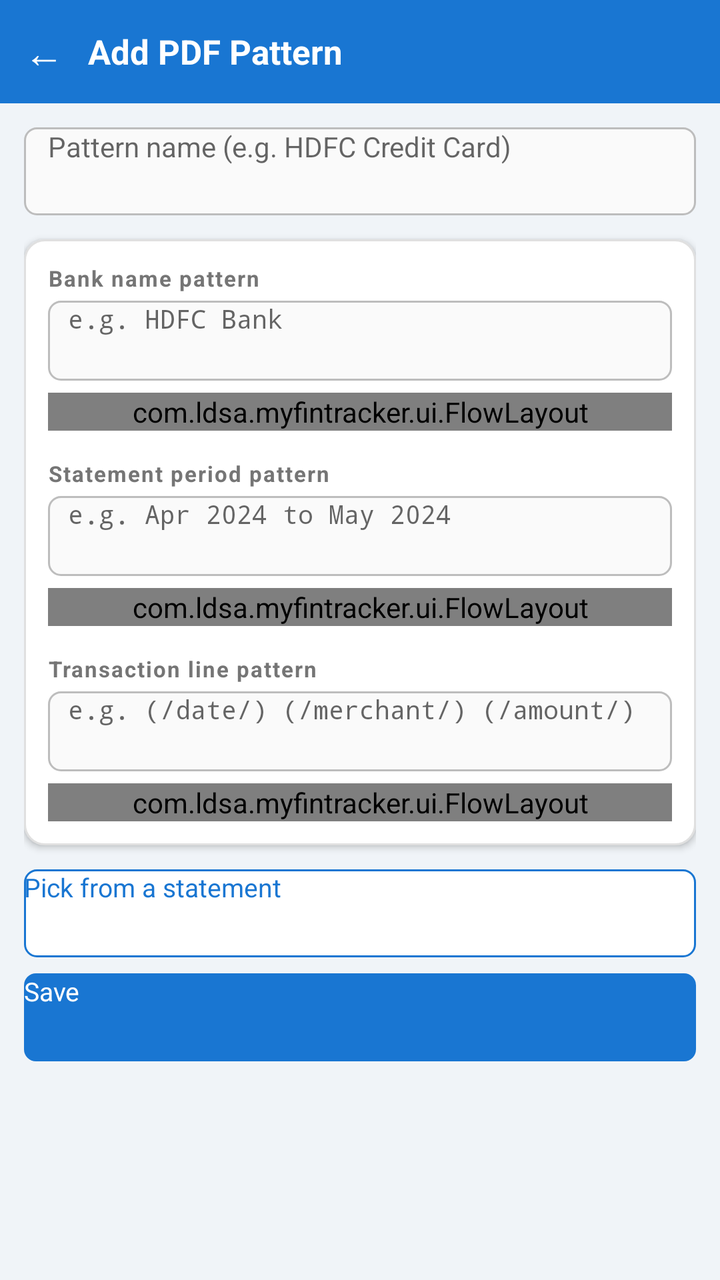
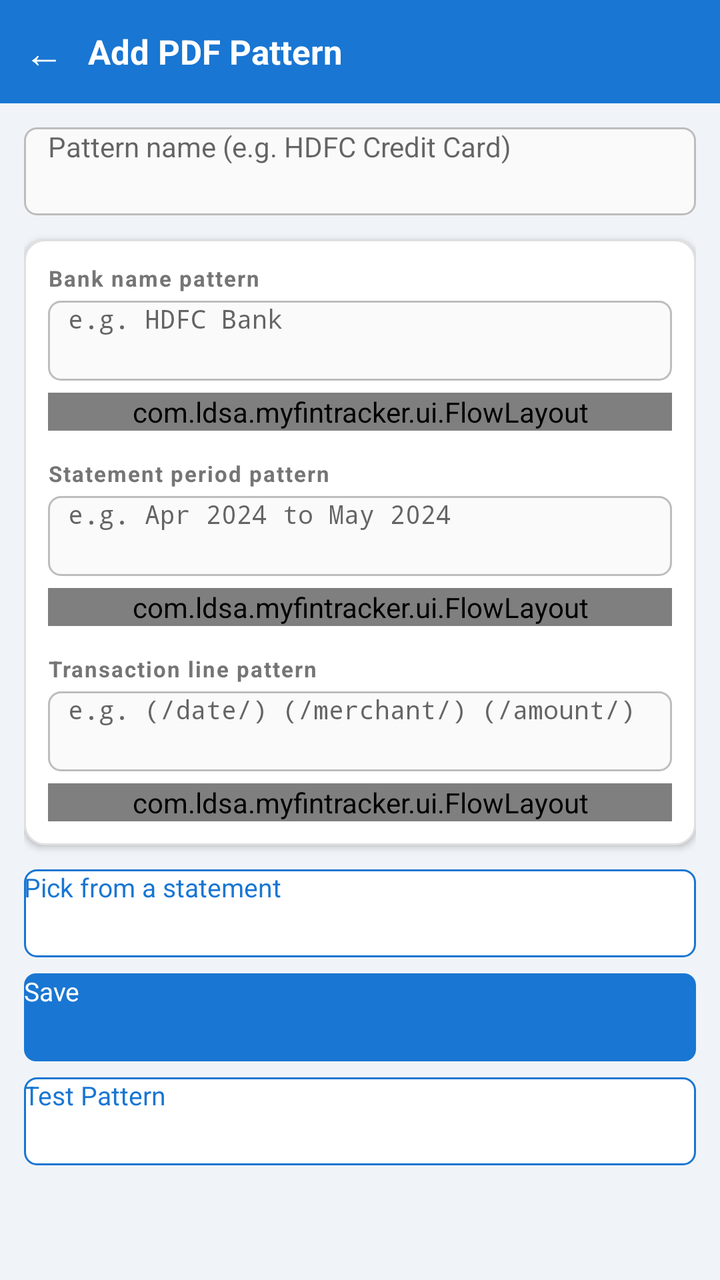

Before-and-after screenshots of an Android layout around one commit, followed by the original layout XML and the change that was made.
<!-- AndroidManifest.xml: activity theme android:Theme.Material.Light.NoActionBar -->
<!-- res/layout/activity_add_pdf_pattern.xml -->
<?xml version="1.0" encoding="utf-8"?>
<LinearLayout xmlns:android="http://schemas.android.com/apk/res/android"
    android:layout_width="match_parent"
    android:layout_height="match_parent"
    android:orientation="vertical"
    android:background="#F0F4F8">

    
    <LinearLayout
        android:layout_width="match_parent"
        android:layout_height="wrap_content"
        android:orientation="horizontal"
        android:background="#1976D2"
        android:gravity="center_vertical"
        android:paddingLeft="8dp"
        android:paddingRight="8dp"
        android:paddingTop="12dp"
        android:paddingBottom="12dp">

        <TextView
            android:id="@+id/btnBack"
            android:layout_width="wrap_content"
            android:layout_height="wrap_content"
            android:text="←"
            android:textColor="#FFFFFF"
            android:textSize="20sp"
            android:paddingLeft="4dp"
            android:paddingRight="12dp" />

        <TextView
            android:layout_width="0dp"
            android:layout_height="wrap_content"
            android:layout_weight="1"
            android:text="@string/title_add_pdf_pattern"
            android:textColor="#FFFFFF"
            android:textSize="17sp"
            android:textStyle="bold" />

    </LinearLayout>

    <ScrollView
        android:layout_width="match_parent"
        android:layout_height="match_parent">

        <LinearLayout
            android:layout_width="match_parent"
            android:layout_height="wrap_content"
            android:orientation="vertical"
            android:paddingLeft="12dp"
            android:paddingRight="12dp"
            android:paddingTop="12dp"
            android:paddingBottom="32dp">

            
            <EditText
                android:id="@+id/etPatternName"
                android:layout_width="match_parent"
                android:layout_height="44dp"
                android:hint="@string/hint_pattern_name"
                android:textSize="14sp"
                android:textColor="#212121"
                android:background="@drawable/bg_edittext_outlined"
                android:paddingLeft="12dp"
                android:paddingRight="12dp"
                android:inputType="textCapWords"
                android:layout_marginBottom="12dp" />

            
            <LinearLayout
                android:layout_width="match_parent"
                android:layout_height="wrap_content"
                android:orientation="vertical"
                android:background="@drawable/bg_card"
                android:elevation="2dp"
                android:padding="12dp"
                android:layout_marginBottom="12dp">

                
                <TextView
                    android:layout_width="match_parent"
                    android:layout_height="wrap_content"
                    android:text="@string/label_bank_name_pat"
                    android:textColor="#757575"
                    android:textSize="11sp"
                    android:textStyle="bold"
                    android:letterSpacing="0.06"
                    android:layout_marginBottom="4dp" />

                <EditText
                    android:id="@+id/etBankPat"
                    android:layout_width="match_parent"
                    android:layout_height="40dp"
                    android:hint="@string/hint_bank_name_pat"
                    android:textSize="13sp"
                    android:textColor="#212121"
                    android:background="@drawable/bg_edittext_outlined"
                    android:paddingLeft="10dp"
                    android:paddingRight="10dp"
                    android:inputType="textNoSuggestions"
                    android:fontFamily="monospace"
                    android:layout_marginBottom="6dp" />

                <com.ldsa.myfintracker.ui.FlowLayout
                    android:layout_width="match_parent"
                    android:layout_height="wrap_content"
                    android:layout_marginBottom="14dp">

                    <Button android:id="@+id/btnTokNameBank"
                        android:layout_width="wrap_content" android:layout_height="26dp"
                        android:text="Name" android:textSize="11sp" android:textColor="#FFFFFF"
                        android:background="@drawable/bg_button_secondary"
                        android:backgroundTint="#0072B2"
                        android:paddingLeft="10dp" android:paddingRight="10dp" android:minWidth="0dp" />

                </com.ldsa.myfintracker.ui.FlowLayout>

                
                <TextView
                    android:layout_width="match_parent"
                    android:layout_height="wrap_content"
                    android:text="@string/label_period_pat"
                    android:textColor="#757575"
                    android:textSize="11sp"
                    android:textStyle="bold"
                    android:letterSpacing="0.06"
                    android:layout_marginBottom="4dp" />

                <EditText
                    android:id="@+id/etPeriodPat"
                    android:layout_width="match_parent"
                    android:layout_height="40dp"
                    android:hint="@string/hint_period_pat"
                    android:textSize="13sp"
                    android:textColor="#212121"
                    android:background="@drawable/bg_edittext_outlined"
                    android:paddingLeft="10dp"
                    android:paddingRight="10dp"
                    android:inputType="textNoSuggestions"
                    android:fontFamily="monospace"
                    android:layout_marginBottom="6dp" />

                <com.ldsa.myfintracker.ui.FlowLayout
                    android:layout_width="match_parent"
                    android:layout_height="wrap_content"
                    android:layout_marginBottom="14dp">

                    <Button android:id="@+id/btnTokMonthPeriod"
                        android:layout_width="wrap_content" android:layout_height="26dp"
                        android:text="Month" android:textSize="11sp" android:textColor="#FFFFFF"
                        android:background="@drawable/bg_button_secondary"
                        android:backgroundTint="#D55E00"
                        android:paddingLeft="10dp" android:paddingRight="10dp" android:minWidth="0dp" />

                    <Button android:id="@+id/btnTokYearPeriod"
                        android:layout_width="wrap_content" android:layout_height="26dp"
                        android:text="Year" android:textSize="11sp" android:textColor="#FFFFFF"
                        android:background="@drawable/bg_button_secondary"
                        android:backgroundTint="#D55E00"
                        android:paddingLeft="10dp" android:paddingRight="10dp" android:minWidth="0dp" />

                    <Button android:id="@+id/btnTokSkipPeriod"
                        android:layout_width="wrap_content" android:layout_height="26dp"
                        android:text="Skip" android:textSize="11sp" android:textColor="#757575"
                        android:background="@drawable/bg_button_secondary"
                        android:backgroundTint="#E0E0E0"
                        android:paddingLeft="10dp" android:paddingRight="10dp" android:minWidth="0dp" />

                </com.ldsa.myfintracker.ui.FlowLayout>

                
                <TextView
                    android:layout_width="match_parent"
                    android:layout_height="wrap_content"
                    android:text="@string/label_trans_pat"
                    android:textColor="#757575"
                    android:textSize="11sp"
                    android:textStyle="bold"
                    android:letterSpacing="0.06"
                    android:layout_marginBottom="4dp" />

                <EditText
                    android:id="@+id/etTransPat"
                    android:layout_width="match_parent"
                    android:layout_height="40dp"
                    android:hint="@string/hint_trans_pat"
                    android:textSize="13sp"
                    android:textColor="#212121"
                    android:background="@drawable/bg_edittext_outlined"
                    android:paddingLeft="10dp"
                    android:paddingRight="10dp"
                    android:inputType="textNoSuggestions"
                    android:fontFamily="monospace"
                    android:layout_marginBottom="6dp" />

                <com.ldsa.myfintracker.ui.FlowLayout
                    android:layout_width="match_parent"
                    android:layout_height="wrap_content">

                    <Button android:id="@+id/btnTokAmount"
                        android:layout_width="wrap_content" android:layout_height="26dp"
                        android:text="Amt" android:textSize="11sp" android:textColor="#FFFFFF"
                        android:background="@drawable/bg_button_secondary"
                        android:backgroundTint="#009E73"
                        android:paddingLeft="10dp" android:paddingRight="10dp" android:minWidth="0dp" />

                    <Button android:id="@+id/btnTokMerchant"
                        android:layout_width="wrap_content" android:layout_height="26dp"
                        android:text="Merchant" android:textSize="11sp" android:textColor="#FFFFFF"
                        android:background="@drawable/bg_button_secondary"
                        android:backgroundTint="#0072B2"
                        android:paddingLeft="10dp" android:paddingRight="10dp" android:minWidth="0dp" />

                    <Button android:id="@+id/btnTokCard"
                        android:layout_width="wrap_content" android:layout_height="26dp"
                        android:text="Card" android:textSize="11sp" android:textColor="#FFFFFF"
                        android:background="@drawable/bg_button_secondary"
                        android:backgroundTint="#0072B2"
                        android:paddingLeft="10dp" android:paddingRight="10dp" android:minWidth="0dp" />

                    <Button android:id="@+id/btnTokAcNo"
                        android:layout_width="wrap_content" android:layout_height="26dp"
                        android:text="Ac.No" android:textSize="11sp" android:textColor="#FFFFFF"
                        android:background="@drawable/bg_button_secondary"
                        android:backgroundTint="#0072B2"
                        android:paddingLeft="10dp" android:paddingRight="10dp" android:minWidth="0dp" />

                    <Button android:id="@+id/btnTokUpi"
                        android:layout_width="wrap_content" android:layout_height="26dp"
                        android:text="UPI" android:textSize="11sp" android:textColor="#FFFFFF"
                        android:background="@drawable/bg_button_secondary"
                        android:backgroundTint="#0072B2"
                        android:paddingLeft="10dp" android:paddingRight="10dp" android:minWidth="0dp" />

                    <Button android:id="@+id/btnTokDate"
                        android:layout_width="wrap_content" android:layout_height="26dp"
                        android:text="Date" android:textSize="11sp" android:textColor="#FFFFFF"
                        android:background="@drawable/bg_button_secondary"
                        android:backgroundTint="#D55E00"
                        android:paddingLeft="10dp" android:paddingRight="10dp" android:minWidth="0dp" />

                    <Button android:id="@+id/btnTokTime"
                        android:layout_width="wrap_content" android:layout_height="26dp"
                        android:text="Time" android:textSize="11sp" android:textColor="#FFFFFF"
                        android:background="@drawable/bg_button_secondary"
                        android:backgroundTint="#CC79A7"
                        android:paddingLeft="10dp" android:paddingRight="10dp" android:minWidth="0dp" />

                    <Button android:id="@+id/btnTokBalance"
                        android:layout_width="wrap_content" android:layout_height="26dp"
                        android:text="Bal" android:textSize="11sp" android:textColor="#FFFFFF"
                        android:background="@drawable/bg_button_secondary"
                        android:backgroundTint="#56B4E9"
                        android:paddingLeft="10dp" android:paddingRight="10dp" android:minWidth="0dp" />

                    <Button android:id="@+id/btnTokIgnore"
                        android:layout_width="wrap_content" android:layout_height="26dp"
                        android:text="Skip" android:textSize="11sp" android:textColor="#757575"
                        android:background="@drawable/bg_button_secondary"
                        android:backgroundTint="#E0E0E0"
                        android:paddingLeft="10dp" android:paddingRight="10dp" android:minWidth="0dp" />

                </com.ldsa.myfintracker.ui.FlowLayout>

            </LinearLayout>

            
            <Button
                android:id="@+id/btnPickFromStatement"
                android:layout_width="match_parent"
                android:layout_height="44dp"
                android:text="@string/btn_pick_from_statement"
                android:textColor="#1976D2"
                android:textSize="13sp"
                android:background="@drawable/bg_button_secondary"
                android:layout_marginBottom="8dp" />

            <Button
                android:id="@+id/btnSavePattern"
                android:layout_width="match_parent"
                android:layout_height="44dp"
                android:text="@string/action_save"
                android:textColor="#FFFFFF"
                android:textSize="13sp"
                android:background="@drawable/bg_button_primary" />

        </LinearLayout>
    </ScrollView>

</LinearLayout>
<!-- resources referenced by this layout -->
<resources>
  <!-- drawable bg_button_primary (drawable) -->
  <?xml version="1.0" encoding="utf-8"?>
  <ripple xmlns:android="http://schemas.android.com/apk/res/android"
      android:color="#1565C0">
      <item>
          <shape android:shape="rectangle">
              <solid android:color="#1976D2" />
              <corners android:radius="6dp" />
          </shape>
      </item>
  </ripple>
  <!-- drawable bg_button_secondary (drawable) -->
  <?xml version="1.0" encoding="utf-8"?>
  <ripple xmlns:android="http://schemas.android.com/apk/res/android"
      android:color="#BBDEFB">
      <item>
          <shape android:shape="rectangle">
              <solid android:color="#FFFFFF" />
              <corners android:radius="6dp" />
              <stroke android:width="1dp" android:color="#1976D2" />
          </shape>
      </item>
  </ripple>
  <!-- drawable bg_card (drawable) -->
  <?xml version="1.0" encoding="utf-8"?>
  <shape xmlns:android="http://schemas.android.com/apk/res/android"
      android:shape="rectangle">
      <solid android:color="#FFFFFF" />
      <corners android:radius="10dp" />
      <stroke android:width="1dp" android:color="#E0E0E0" />
  </shape>
  <!-- drawable bg_edittext_outlined (drawable) -->
  <?xml version="1.0" encoding="utf-8"?>
  <selector xmlns:android="http://schemas.android.com/apk/res/android">
      <item android:state_focused="true">
          <shape android:shape="rectangle">
              <solid android:color="#FFFFFF" />
              <corners android:radius="6dp" />
              <stroke android:width="2dp" android:color="#1976D2" />
          </shape>
      </item>
      <item>
          <shape android:shape="rectangle">
              <solid android:color="#FAFAFA" />
              <corners android:radius="6dp" />
              <stroke android:width="1dp" android:color="#BDBDBD" />
          </shape>
      </item>
  </selector>
  <string name="action_save">Save</string>
  <string name="btn_pick_from_statement">Pick from a statement</string>
  <string name="hint_bank_name_pat">e.g. HDFC Bank</string>
  <string name="hint_pattern_name">Pattern name (e.g. HDFC Credit Card)</string>
  <string name="hint_period_pat">e.g. Apr 2024 to May 2024</string>
  <string name="hint_trans_pat">e.g. (/date/) (/merchant/) (/amount/)</string>
  <string name="label_bank_name_pat">Bank name pattern</string>
  <string name="label_period_pat">Statement period pattern</string>
  <string name="label_trans_pat">Transaction line pattern</string>
  <string name="title_add_pdf_pattern">Add PDF Pattern</string>
</resources>

<!-- the commit's change to res/layout/activity_add_pdf_pattern.xml (unified diff, before → after) -->
@@ -281,7 +281,17 @@
                 android:text="@string/action_save"
                 android:textColor="#FFFFFF"
                 android:textSize="13sp"
-                android:background="@drawable/bg_button_primary" />
+                android:background="@drawable/bg_button_primary"
+                android:layout_marginBottom="8dp" />
+
+            <Button
+                android:id="@+id/btnTestPattern"
+                android:layout_width="match_parent"
+                android:layout_height="44dp"
+                android:text="Test Pattern"
+                android:textColor="#1976D2"
+                android:textSize="13sp"
+                android:background="@drawable/bg_button_secondary" />
 
         </LinearLayout>
     </ScrollView>
